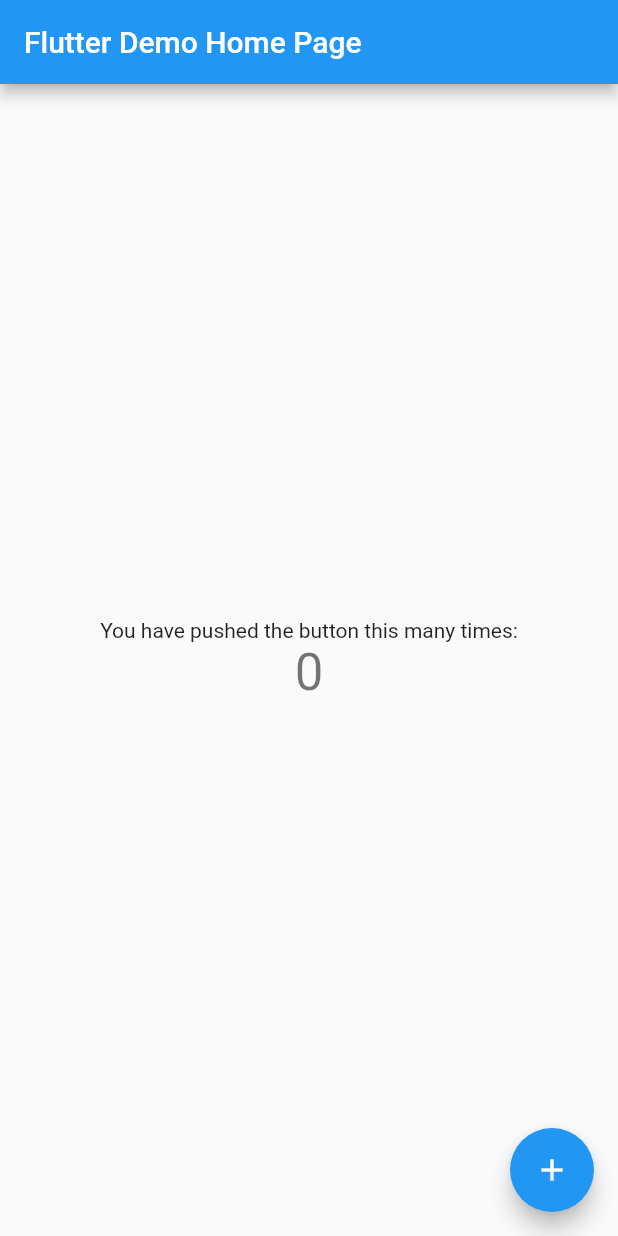
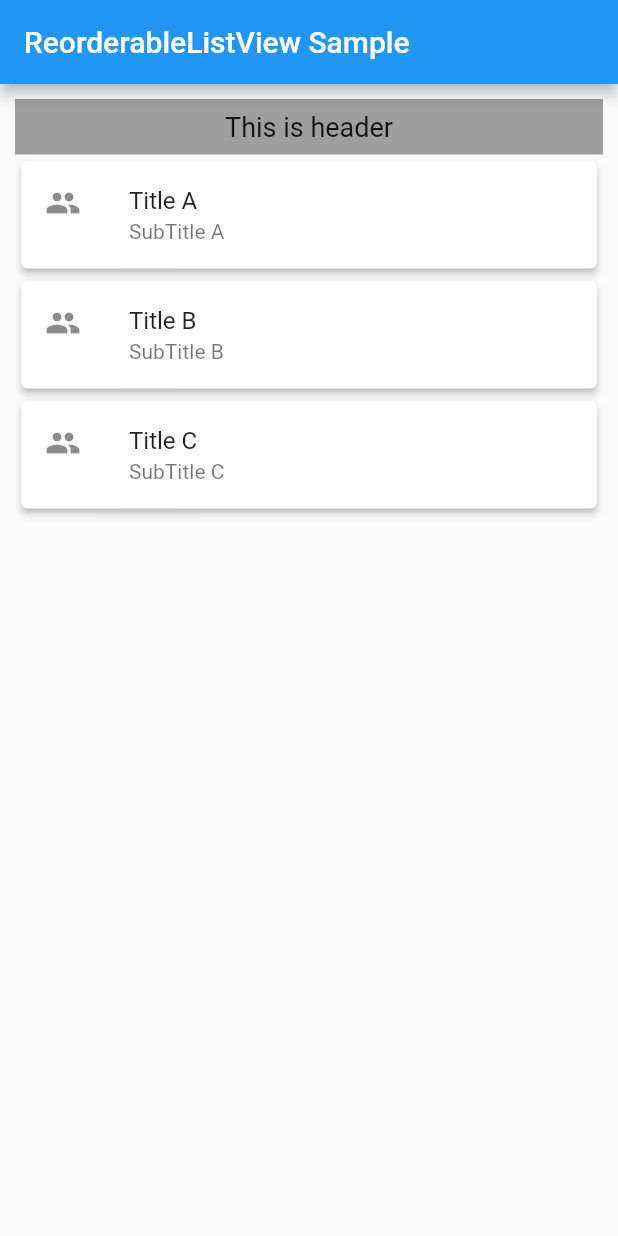
Before and after one commit to kazumaz/todo_app, a Flutter app: the screen it shows after launch, on a phone screen of 412 x 824 dp. Run offline on Flutter 3.47's test engine with Material 2 defaults, Android fonts, the phone set to English and light mode, and no system bars.

Commit message:
reordablelistのテンプレ導入

```diff
--- a/lib/main.dart
+++ b/lib/main.dart
@@ -7,35 +7,17 @@ class MyApp extends StatelessWidget {
   @override
   Widget build(BuildContext context) {
     return MaterialApp(
-      title: 'Flutter Demo',
+      title: 'Flutter ReorderableListView',
       theme: ThemeData(
-        // This is the theme of your application.
-        //
-        // Try running your application with "flutter run". You'll see the
-        // application has a blue toolbar. Then, without quitting the app, try
-        // changing the primarySwatch below to Colors.green and then invoke
-        // "hot reload" (press "r" in the console where you ran "flutter run",
-        // or simply save your changes to "hot reload" in a Flutter IDE).
-        // Notice that the counter didn't reset back to zero; the application
-        // is not restarted.
         primarySwatch: Colors.blue,
       ),
-      home: MyHomePage(title: 'Flutter Demo Home Page'),
+      home: MyHomePage(title: 'ReorderableListView Sample'),
     );
   }
 }
 
 class MyHomePage extends StatefulWidget {
   MyHomePage({Key key, this.title}) : super(key: key);
-
-  // This widget is the home page of your application. It is stateful, meaning
-  // that it has a State object (defined below) that contains fields that affect
-  // how it looks.
-
-  // This class is the configuration for the state. It holds the values (in this
-  // case the title) provided by the parent (in this case the App widget) and
-  // used by the build method of the State. Fields in a Widget subclass are
-  // always marked "final".
 
   final String title;
 
@@ -44,68 +26,81 @@ class MyHomePage extends StatefulWidget {
 }
 
 class _MyHomePageState extends State<MyHomePage> {
-  int _counter = 0;
+  List<Model> modelList;
 
-  void _incrementCounter() {
-    setState(() {
-      // This call to setState tells the Flutter framework that something has
-      // changed in this State, which causes it to rerun the build method below
-      // so that the display can reflect the updated values. If we changed
-      // _counter without calling setState(), then the build method would not be
-      // called again, and so nothing would appear to happen.
-      _counter++;
-    });
+  @override
+  void initState() {
+    super.initState();
+    modelList = [];
+    List<String> titleList = ["Title A", "Title B", "Title C"];
+    List<String> subTitleList = ["SubTitle A", "SubTitle B", "SubTitle C"];
+    for (int i = 0; i < 3; i++) {
+      Model model = Model(
+        title: titleList[i],
+        subTitle: subTitleList[i],
+        key: i.toString(),
+      );
+      modelList.add(model);
+    }
   }
 
   @override
   Widget build(BuildContext context) {
-    // This method is rerun every time setState is called, for instance as done
-    // by the _incrementCounter method above.
-    //
-    // The Flutter framework has been optimized to make rerunning build methods
-    // fast, so that you can just rebuild anything that needs updating rather
-    // than having to individually change instances of widgets.
     return Scaffold(
-      appBar: AppBar(
-        // Here we take the value from the MyHomePage object that was created by
-        // the App.build method, and use it to set our appbar title.
-        title: Text(widget.title),
-      ),
-      body: Center(
-        // Center is a layout widget. It takes a single child and positions it
-        // in the middle of the parent.
-        child: Column(
-          // Column is also a layout widget. It takes a list of children and
-          // arranges them vertically. By default, it sizes itself to fit its
-          // children horizontally, and tries to be as tall as its parent.
-          //
-          // Invoke "debug painting" (press "p" in the console, choose the
-          // "Toggle Debug Paint" action from the Flutter Inspector in Android
-          // Studio, or the "Toggle Debug Paint" command in Visual Studio Code)
-          // to see the wireframe for each widget.
-          //
-          // Column has various properties to control how it sizes itself and
-          // how it positions its children. Here we use mainAxisAlignment to
-          // center the children vertically; the main axis here is the vertical
-          // axis because Columns are vertical (the cross axis would be
-          // horizontal).
-          mainAxisAlignment: MainAxisAlignment.center,
-          children: <Widget>[
-            Text(
-              'You have pushed the button this many times:',
+        appBar: AppBar(
+          title: Text(widget.title),
+        ),
+        body: Container(
+          child: ReorderableListView(
+            padding: EdgeInsets.all(10.0),
+            header: Container(
+              width: MediaQuery.of(context).size.width,
+              color: Colors.grey,
+              padding: const EdgeInsets.all(8.0),
+              child: Center(
+                child: Text(
+                  "This is header",
+                  style: TextStyle(fontSize: 18.0),
+                ),
+              ),
             ),
-            Text(
-              '$_counter',
-              style: Theme.of(context).textTheme.display1,
-            ),
-          ],
-        ),
-      ),
-      floatingActionButton: FloatingActionButton(
-        onPressed: _incrementCounter,
-        tooltip: 'Increment',
-        child: Icon(Icons.add),
-      ), // This trailing comma makes auto-formatting nicer for build methods.
-    );
+            onReorder: (oldIndex, newIndex) {
+              if (oldIndex < newIndex) {
+                // removing the item at oldIndex will shorten the list by 1.
+                newIndex -= 1;
+              }
+              final Model model = modelList.removeAt(oldIndex);
+
+              setState(() {
+                modelList.insert(newIndex, model);
+              });
+            },
+            children: modelList.map(
+              (Model model) {
+                return Card(
+                  elevation: 2.0,
+                  key: Key(model.key),
+                  child: ListTile(
+                    leading: const Icon(Icons.people),
+                    title: Text(model.title),
+                    subtitle: Text(model.subTitle),
+                  ),
+                );
+              },
+            ).toList(),
+          ),
+        ));
   }
 }
+
+class Model {
+  final String title;
+  final String subTitle;
+  final String key;
+
+  Model({
+    @required this.title,
+    @required this.subTitle,
+    @required this.key,
+  });
+}
```
